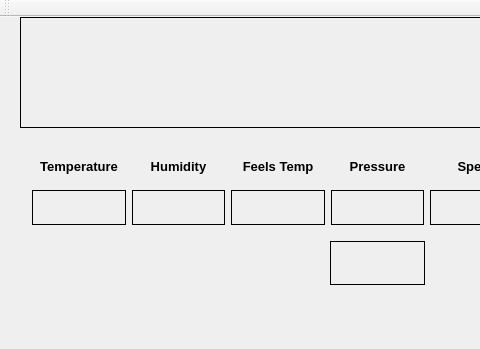
The window that mainwindow.ui (bonnette/genweather) describes before a commit, drawn with Qt 5; both pictures show x 0 to 480 and y 0 to 349 of the 748 by 349 pixel window.
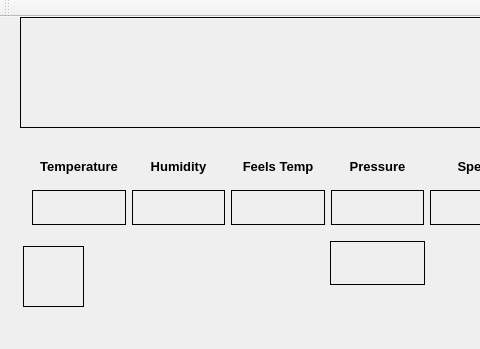
The same window after the commit.

Patch:
```diff
--- a/mainwindow.ui
+++ b/mainwindow.ui
@@ -459,7 +459,7 @@
      <bool>false</bool>
     </property>
     <property name="frameShape">
-     <enum>QFrame::NoFrame</enum>
+     <enum>QFrame::Box</enum>
     </property>
     <property name="text">
      <string/>
```
